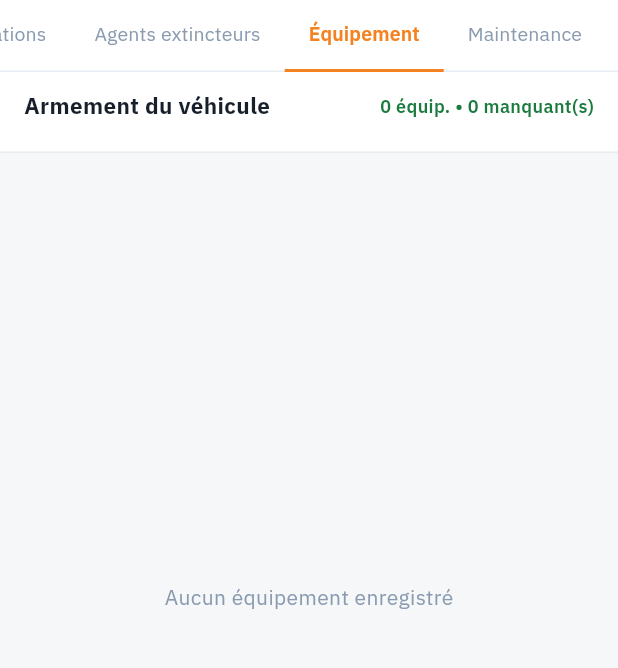
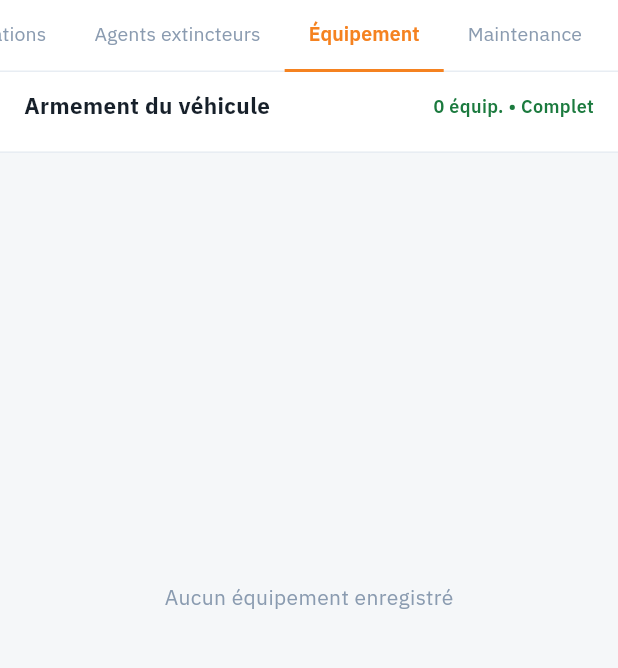
Before and after one commit to BadereddineHaitham/trc_rth, a Flutter app: the VehicleDetailsScreen screen opened by its route, tab 3 chosen, on a phone screen of 412 x 824 dp, the part 195-863 px from its top. Run offline on Flutter 3.47's test engine with Material 3 defaults, Android fonts, the phone set to English and light mode, and no system bars; our stand-ins replace cached_network_image, connectivity_plus, dio, file_picker, fl_chart, flutter_svg and 8 more; missing offline and left inert: mobile_scanner, universal_html; accounts and stored records are empty; network calls fail.

Commit message:
fix: remove (0 manquant(s)) badge from vehicle cards and display Complet when 0

```diff
--- a/lib/presentation/park_home_screen/widgets/vehicle_card_widget.dart
+++ b/lib/presentation/park_home_screen/widgets/vehicle_card_widget.dart
@@ -53,10 +53,6 @@ class VehicleCardWidget extends StatelessWidget {
     return 0;
   }
 
-  bool get _hasAlerts =>
-      _missingEquipment > 0 ||
-      _isDocumentExpiringSoon(_insuranceExpiry) ||
-      _isDocumentExpiringSoon(_inspectionExpiry);
 
   bool _isDocumentExpiringSoon(String dateStr) {
     if (dateStr.isEmpty) return false;
@@ -253,7 +249,7 @@ class VehicleCardWidget extends StatelessWidget {
                           ),
                         ),
                         const Spacer(),
-                        if (_hasAlerts)
+                        if (_missingEquipment > 0)
                           Container(
                             padding: const EdgeInsets.symmetric(
                               horizontal: 8,
--- a/lib/presentation/vehicle_details_screen/widgets/equipment_tab_widget.dart
+++ b/lib/presentation/vehicle_details_screen/widgets/equipment_tab_widget.dart
@@ -673,7 +673,9 @@ class _EquipmentTabWidgetState extends State<EquipmentTabWidget> {
                     ),
                   ),
                   Text(
-                    '${_equipmentData.length} équip. • $missing manquant(s)',
+                    missing > 0
+                        ? '${_equipmentData.length} équip. • $missing manquant(s)'
+                        : '${_equipmentData.length} équip. • Complet',
                     style: GoogleFonts.ibmPlexSans(
                       fontSize: 12,
                       fontWeight: FontWeight.w600,
```
Also changed, not shown: lib/presentation/qr_scanner_screen/qr_scanner_screen.dart (+17 -5 lines), 1 other file.
